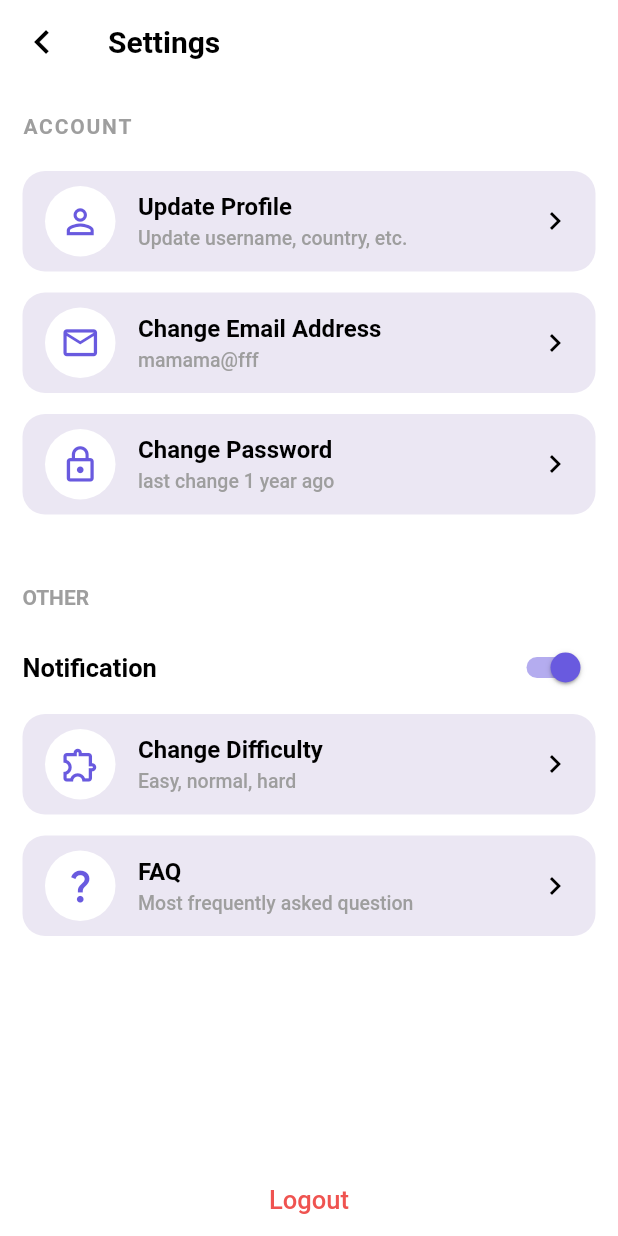
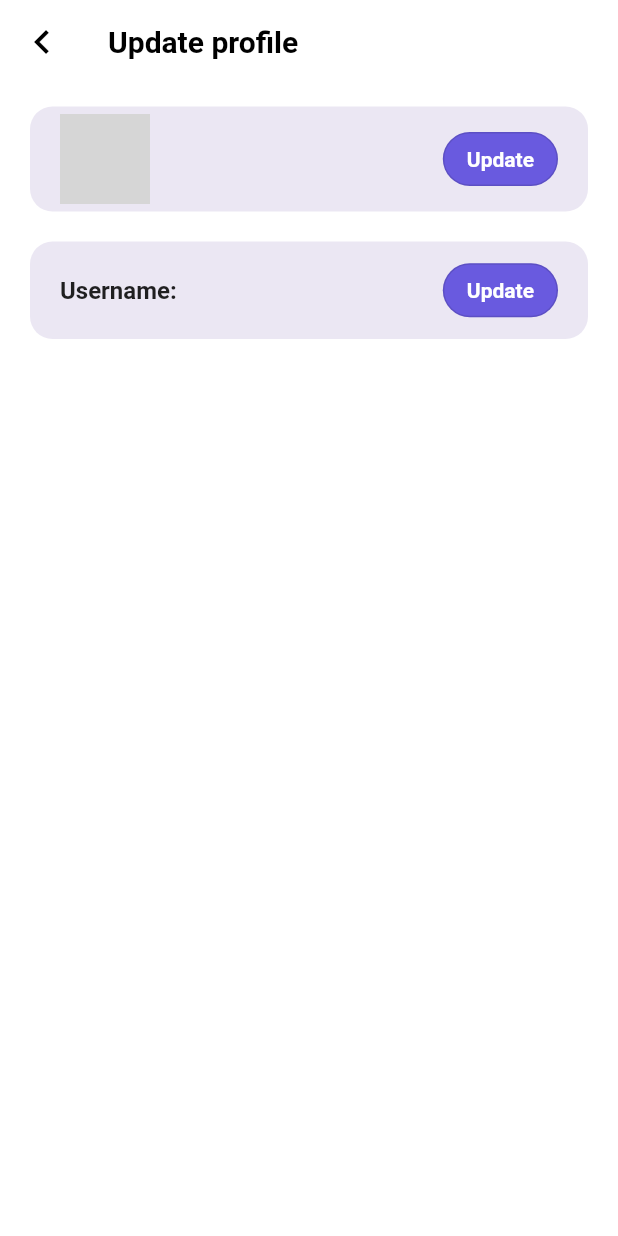
Before and after one commit to Maksim-creator/quiz-app-flutter, a Flutter app: the Settings screen opened by its route, after a tap on "Update Profile", on a phone screen of 412 x 824 dp. Run offline on Flutter 3.47's test engine with Material 2 defaults, Android fonts, the phone set to English and light mode, and no system bars; our stand-ins replace either_dart, fl_chart, flutter_bloc, flutter_secure_storage, flutter_svg, freezed_annotation and 3 more; missing offline and left inert: flutter_device_type, flutter_share, indexed; accounts and stored records are empty; project files that could hold a hidden picture were left out; grey boxes are pictures that could not be loaded.

Commit message:
change password and avatar

```diff
--- a/lib/featrures/auth/bloc/auth_event.dart
+++ b/lib/featrures/auth/bloc/auth_event.dart
@@ -10,4 +10,7 @@ class AuthEvent with _$AuthEvent {
       required BuildContext context}) = _AuthEventRegistration;
   const factory AuthEvent.uploadAvatar({required File avatar}) =
       _AuthEventUploadAvatar;
+  const factory AuthEvent.updateUsername(
+      {required String username,
+      required BuildContext context}) = _AuthEventUpdateUsername;
 }
--- a/lib/featrures/auth/screens/InitialScreen.dart
+++ b/lib/featrures/auth/screens/InitialScreen.dart
@@ -5,9 +5,7 @@ import 'package:flutter_bloc/flutter_bloc.dart';
 import 'package:flutter_svg/svg.dart';
 import 'package:lottie/lottie.dart';
 import 'package:quizz_app/featrures/auth/bloc/auth_bloc.dart';
-
 import '../../../assets/colors.dart';
-import '../../user/screens/BottomTabsNavigation.dart';
 import '../utils/entities.dart';
 
 class InitialScreen extends StatefulWidget {
--- a/lib/featrures/user/home/widgets/Header.dart
+++ b/lib/featrures/user/home/widgets/Header.dart
@@ -36,7 +36,7 @@ class _HomeHeaderState extends State<HomeHeader> {
   Widget build(BuildContext context) {
     Greeting greetingMessage = defineTimePeriod(DateTime.now().hour);
     return BlocBuilder<AuthBloc, AuthState>(builder: (context, state) {
-      return state.isLoading
+      return state.isLoading || state.isAvatarLoading
           ? Padding(
               padding: const EdgeInsets.symmetric(vertical: 15),
               child: Center(
--- a/lib/featrures/user/home/widgets/settingsWidgets/AccountSettings.dart
+++ b/lib/featrures/user/home/widgets/settingsWidgets/AccountSettings.dart
@@ -6,9 +6,13 @@ class SettingTextItem {
   final String title;
   final String subtitle;
   final Icon icon;
+  final Future<Object?> Function() onPress;
 
   SettingTextItem(
-      {required this.subtitle, required this.title, required this.icon});
+      {required this.subtitle,
+      required this.title,
+      required this.icon,
+      required this.onPress});
 }
 
 class AccountSettings extends StatefulWidget {
@@ -19,9 +23,17 @@ class AccountSettings extends StatefulWidget {
 }
 
 class _AccountSettingsState extends State<AccountSettings> {
+  @override
+  Widget build(BuildContext context) {
     List<SettingTextItem> accountSettings = [
       SettingTextItem(
           subtitle: 'Update username, country, etc.',
+          onPress: () {
+            print(1);
+            return Navigator.of(context).pushNamed(
+              '/main_screen/settings/update_profile',
+            );
+          },
           title: 'Update Profile',
           icon: Icon(
             Icons.person_outline,
@@ -29,19 +41,25 @@ class _AccountSettingsState extends State<AccountSettings> {
             color: ColorConstants.violet,
           )),
       SettingTextItem(
+          onPress: () => Navigator.of(context).pushNamed(
+                '/main_screen/settings',
+              ),
           subtitle: 'mamama@fff',
           title: 'Change Email Address',
-        icon: Icon(Icons.mail_outline, size: 27, color: ColorConstants.violet)),
+          icon:
+              Icon(Icons.mail_outline, size: 27, color: ColorConstants.violet)),
       SettingTextItem(
+          onPress: () => Navigator.of(context).pushNamed(
+                '/main_screen/settings',
+              ),
           subtitle: 'last change 1 year ago',
           title: 'Change Password',
-        icon: Icon(Icons.lock_outline, size: 27, color: ColorConstants.violet))
+          icon:
+              Icon(Icons.lock_outline, size: 27, color: ColorConstants.violet))
     ];
 
-  @override
-  Widget build(BuildContext context) {
     return Container(
-      padding: EdgeInsets.symmetric(vertical: 20),
+      padding: const EdgeInsets.symmetric(vertical: 20),
       child: Column(
         crossAxisAlignment: CrossAxisAlignment.start,
         children: [
@@ -53,7 +71,7 @@ class _AccountSettingsState extends State<AccountSettings> {
                 fontWeight: FontWeight.bold),
           ),
           Padding(
-            padding: EdgeInsets.only(top: 15),
+            padding: const EdgeInsets.only(top: 15),
             child: ListView.builder(
                 shrinkWrap: true,
                 physics: const NeverScrollableScrollPhysics(),
--- a/lib/featrures/user/home/widgets/settingsWidgets/OtherSettings.dart
+++ b/lib/featrures/user/home/widgets/settingsWidgets/OtherSettings.dart
@@ -11,20 +11,27 @@ class OtherSettings extends StatefulWidget {
 }
 
 class _OtherSettingsState extends State<OtherSettings> {
+  @override
+  Widget build(BuildContext context) {
     List<SettingTextItem> otherSettings = [
       SettingTextItem(
+          onPress: () => Navigator.of(context).pushNamed(
+                '/main_screen/settings',
+              ),
           subtitle: 'Easy, normal, hard',
           title: 'Change Difficulty',
           icon: Icon(Icons.extension_outlined,
               size: 27, color: ColorConstants.violet)),
       SettingTextItem(
+          onPress: () => Navigator.of(context).pushNamed(
+                '/main_screen/settings',
+              ),
           subtitle: 'Most frequently asked question',
           title: 'FAQ',
-        icon: Icon(Icons.question_mark, size: 27, color: ColorConstants.violet))
+          icon:
+              Icon(Icons.question_mark, size: 27, color: ColorConstants.violet))
     ];
 
-  @override
-  Widget build(BuildContext context) {
     return Padding(
       padding: const EdgeInsets.symmetric(vertical: 20),
       child: Column(
--- a/lib/featrures/user/home/widgets/settingsWidgets/SettingItem.dart
+++ b/lib/featrures/user/home/widgets/settingsWidgets/SettingItem.dart
@@ -19,7 +19,6 @@ class _SettingItemState extends State<SettingItem> {
       margin: EdgeInsets.symmetric(vertical: 7),
       child: TextButton(
           style: TextButton.styleFrom(
-              minimumSize: Size.zero,
               padding: EdgeInsets.zero,
               foregroundColor: Colors.transparent,
               shape: RoundedRectangleBorder(
@@ -27,7 +26,7 @@ class _SettingItemState extends State<SettingItem> {
               ),
               side: const BorderSide(width: 0, color: Colors.transparent),
               tapTargetSize: MaterialTapTargetSize.shrinkWrap),
-          onPressed: () {},
+          onPressed: widget.settingTextItem.onPress,
           child: Container(
             padding: const EdgeInsets.symmetric(horizontal: 15, vertical: 10),
             decoration: BoxDecoration(
--- /dev/null
+++ b/lib/featrures/user/home/widgets/settingsWidgets/UpdateAvatar.dart
@@ -0,0 +1,86 @@
+import 'dart:convert';
+import 'dart:io';
+import 'package:flutter_bloc/flutter_bloc.dart';
+import 'package:flutter/material.dart';
+import 'package:flutter_device_type/flutter_device_type.dart';
+import 'package:image_picker/image_picker.dart';
+
+import '../../../../../assets/colors.dart';
+import '../../../../auth/bloc/auth_bloc.dart';
+
+class UpdateAvatarWidget extends StatefulWidget {
+  final String avatar;
+  final bool isLoading;
+
+  const UpdateAvatarWidget(
+      {super.key, required this.avatar, required this.isLoading});
+
+  @override
+  State<UpdateAvatarWidget> createState() => _UpdateAvatarWidgetState();
+}
+
+class _UpdateAvatarWidgetState extends State<UpdateAvatarWidget> {
+  final ImagePicker picker = ImagePicker();
+
+  Future getImage() async {
+    try {
+      var img = await picker.pickImage(source: ImageSource.gallery);
+
+      if (img != null && context.mounted) {
+        File file = File(img.path);
+
+        context.read<AuthBloc>().add(AuthEvent.uploadAvatar(avatar: file));
+      }
+    } catch (e) {
+      throw Exception();
+    }
+  }
+
+  @override
+  Widget build(BuildContext context) {
+    return Container(
+      padding: const EdgeInsets.symmetric(horizontal: 20, vertical: 5),
+      decoration: BoxDecoration(
+          color: ColorConstants.lightViolet,
+          borderRadius: BorderRadius.circular(15)),
+      child: Row(
+        mainAxisAlignment: MainAxisAlignment.spaceBetween,
+        children: [
+          widget.isLoading
+              ? SizedBox(
+                  width: Device.get().isTablet ? 120 : 60,
+                  height: Device.get().isTablet ? 120 : 60,
+                  child: Center(
+                    child: CircularProgressIndicator(
+                      color: ColorConstants.violet,
+                    ),
+                  ),
+                )
+              : ClipRRect(
+                  borderRadius: const BorderRadius.all(Radius.circular(100)),
+                  child: Container(
+                    width: Device.get().isTablet ? 120 : 60,
+                    height: Device.get().isTablet ? 120 : 60,
+                    color: Colors.white,
+                    child: Image.memory(
+                      base64Decode(widget.avatar),
+                      width: Device.get().isTablet ? 120 : 60,
+                      height: Device.get().isTablet ? 120 : 60,
+                      fit: BoxFit.cover,
+                    ),
+                  )),
+          OutlinedButton(
+              style: OutlinedButton.styleFrom(
+                  shape: const StadiumBorder(),
+                  backgroundColor: ColorConstants.violet),
+              onPressed: getImage,
+              child: const Text(
+                'Update',
+                style:
+                    TextStyle(color: Colors.white, fontWeight: FontWeight.bold),
+              ))
+        ],
+      ),
+    );
+  }
+}
--- /dev/null
+++ b/lib/featrures/user/home/widgets/settingsWidgets/UpdateUsername.dart
@@ -0,0 +1,59 @@
+import 'package:flutter/material.dart';
+import 'package:flutter_device_type/flutter_device_type.dart';
+import '../../../../../assets/colors.dart';
+
+class UpdateUsernameWidget extends StatefulWidget {
+  final String username;
+
+  const UpdateUsernameWidget({super.key, required this.username});
+
+  @override
+  State<UpdateUsernameWidget> createState() => _UpdateUsernameWidgetState();
+}
+
+class _UpdateUsernameWidgetState extends State<UpdateUsernameWidget> {
+  @override
+  Widget build(BuildContext context) {
+    return Container(
+      margin: const EdgeInsets.symmetric(vertical: 20),
+      height: Device.get().isTablet ? 125 : 65,
+      padding: const EdgeInsets.symmetric(horizontal: 20),
+      decoration: BoxDecoration(
+          color: ColorConstants.lightViolet,
+          borderRadius: BorderRadius.circular(15)),
+      child: Row(
+        mainAxisAlignment: MainAxisAlignment.spaceBetween,
+        children: [
+          Flexible(
+            child: Row(
+              children: [
+                const Text(
+                  'Username: ',
+                  style: TextStyle(fontSize: 16, fontWeight: FontWeight.bold),
+                ),
+                Flexible(
+                    child: Text(
+                  widget.username,
+                  overflow: TextOverflow.ellipsis,
+                  style: const TextStyle(fontSize: 16),
+                ))
+              ],
+            ),
+          ),
+          OutlinedButton(
+              style: OutlinedButton.styleFrom(
+                  shape: const StadiumBorder(),
+                  backgroundColor: ColorConstants.violet),
+              onPressed: () => Navigator.of(context).pushNamed(
+                    '/main_screen/settings/update_profile/password_check',
+                  ),
+              child: const Text(
+                'Update',
+                style:
+                    TextStyle(color: Colors.white, fontWeight: FontWeight.bold),
+              ))
+        ],
+      ),
+    );
+  }
+}
--- a/lib/featrures/user/screens/Settings.dart
+++ b/lib/featrures/user/screens/Settings.dart
@@ -23,11 +23,13 @@ class _SettingsState extends State<Settings> {
     return Scaffold(
         backgroundColor: Colors.white,
         appBar: AppBar(
-          leading: const Icon(
-            Icons.chevron_left,
-            color: Colors.black,
-            size: 32,
-          ),
+          leading: IconButton(
+              onPressed: () => Navigator.of(context).pushNamed('/main_screen'),
+              icon: const Icon(
+                Icons.chevron_left,
+                color: Colors.black,
+                size: 32,
+              )),
           title: const Text(
             'Settings',
             style: TextStyle(color: Colors.black, fontWeight: FontWeight.bold),
--- /dev/null
+++ b/lib/featrures/user/screens/SettingsScreens/UpdateProfile.dart
@@ -0,0 +1,58 @@
+import 'package:flutter/material.dart';
+import 'package:flutter_bloc/flutter_bloc.dart';
+import 'package:quizz_app/assets/colors.dart';
+import 'package:quizz_app/featrures/auth/bloc/auth_bloc.dart';
+import 'package:quizz_app/featrures/user/home/widgets/settingsWidgets/UpdateAvatar.dart';
+import 'package:quizz_app/featrures/user/home/widgets/settingsWidgets/UpdateUsername.dart';
+
+class UpdateProfile extends StatefulWidget {
+  const UpdateProfile({super.key});
+
+  @override
+  State<UpdateProfile> createState() => _UpdateProfileState();
+}
+
+class _UpdateProfileState extends State<UpdateProfile> {
+  @override
+  Widget build(BuildContext context) {
+    return Scaffold(
+      backgroundColor: Colors.white,
+      appBar: AppBar(
+        leading: IconButton(
+            onPressed: () =>
+                Navigator.of(context).pushNamed('/main_screen/settings'),
+            icon: const Icon(
+              Icons.chevron_left,
+              color: Colors.black,
+              size: 32,
+            )),
+        title: const Text(
+          'Update profile',
+          style: TextStyle(color: Colors.black, fontWeight: FontWeight.bold),
+        ),
+        backgroundColor: Colors.white,
+        elevation: 0,
+      ),
+      body: BlocBuilder<AuthBloc, AuthState>(
+        builder: (context, state) {
+          return Container(
+              margin: const EdgeInsets.symmetric(horizontal: 20, vertical: 15),
+              child: state.isLoading
+                  ? Center(
+                      child: CircularProgressIndicator(
+                        color: ColorConstants.violet,
+                      ),
+                    )
+                  : Column(
+                      children: [
+                        UpdateAvatarWidget(
+                            avatar: state.avatar,
+                            isLoading: state.isAvatarLoading),
+                        UpdateUsernameWidget(username: state.name),
+                      ],
+                    ));
+        },
+      ),
+    );
+  }
+}
--- a/lib/main.dart
+++ b/lib/main.dart
@@ -18,6 +18,9 @@ import 'package:quizz_app/featrures/repositories/user_repo.dart';
 import 'package:quizz_app/featrures/user/bloc/user_bloc.dart';
 import 'package:quizz_app/featrures/user/screens/BottomTabsNavigation.dart';
 import 'package:quizz_app/featrures/user/screens/Settings.dart';
+import 'package:quizz_app/featrures/user/screens/SettingsScreens/PassCheck.dart';
+import 'package:quizz_app/featrures/user/screens/SettingsScreens/UpdateProfile.dart';
+import 'package:quizz_app/featrures/user/screens/SettingsScreens/UsernameChange.dart';
 import 'package:shared_preferences/shared_preferences.dart';
 import 'featrures/auth/screens/InitialScreen.dart';
 import './featrures/quizzes/screens/CountSelection.dart';
@@ -108,7 +111,13 @@ class _MyAppState extends State<MyApp> {
               topic: args.topic,
             );
           }),
-          '/main_screen/settings': ((context) => const Settings())
+          '/main_screen/settings': ((context) => const Settings()),
+          '/main_screen/settings/update_profile': ((context) =>
+              const UpdateProfile()),
+          '/main_screen/settings/update_profile/password_check': ((context) =>
+              const PassCheck()),
+          '/main_screen/settings/update_profile/password_check/username_change':
+              ((context) => const UsernameChange())
         },
         theme: ThemeData(scaffoldBackgroundColor: ColorConstants.violet),
       ),
```
Also changed, not shown: lib/featrures/auth/bloc/auth_bloc.dart (+29 -4 lines), lib/featrures/repositories/auth_repo.dart (+60 -0 lines), lib/featrures/user/screens/SettingsScreens/PassCheck.dart (added, +117 -0 lines), lib/featrures/user/screens/SettingsScreens/UsernameChange.dart (added, +101 -0 lines), lib/widgets/LoadingOverlay.dart (+6 -2 lines), lib/featrures/auth/bloc/auth_bloc.freezed.dart. Lines whose indentation alone changed are shown as unchanged.
